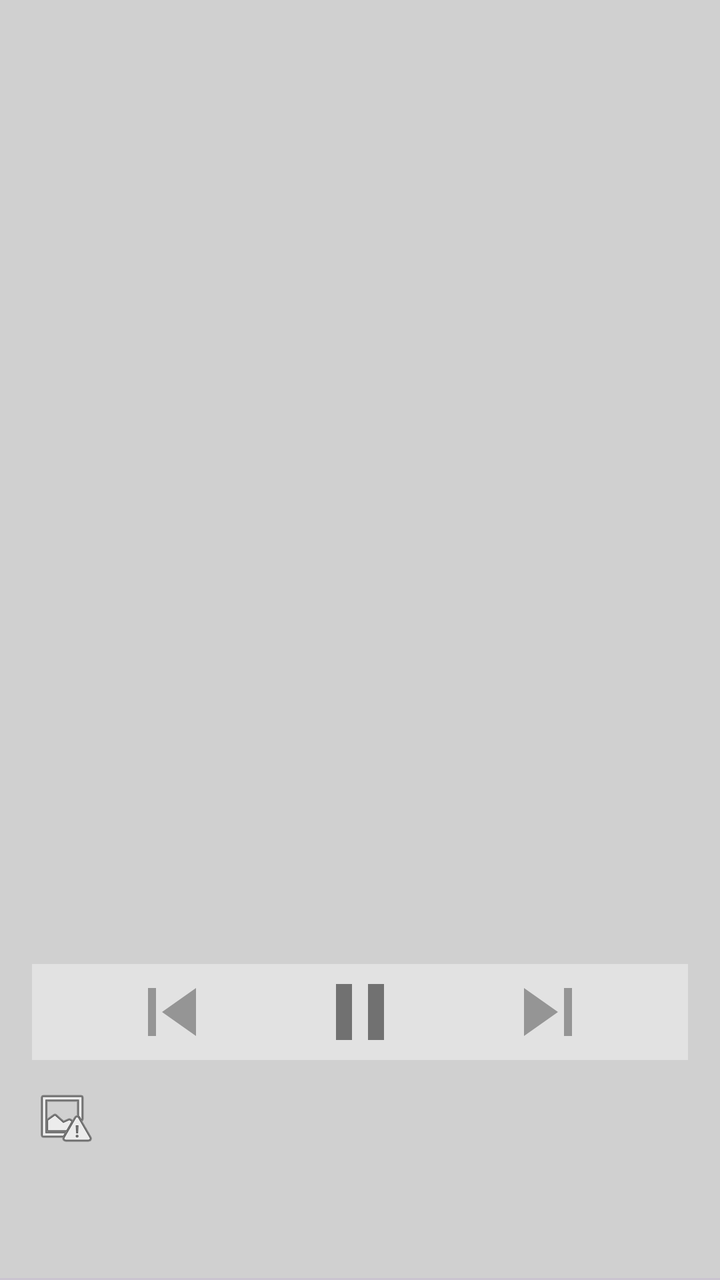
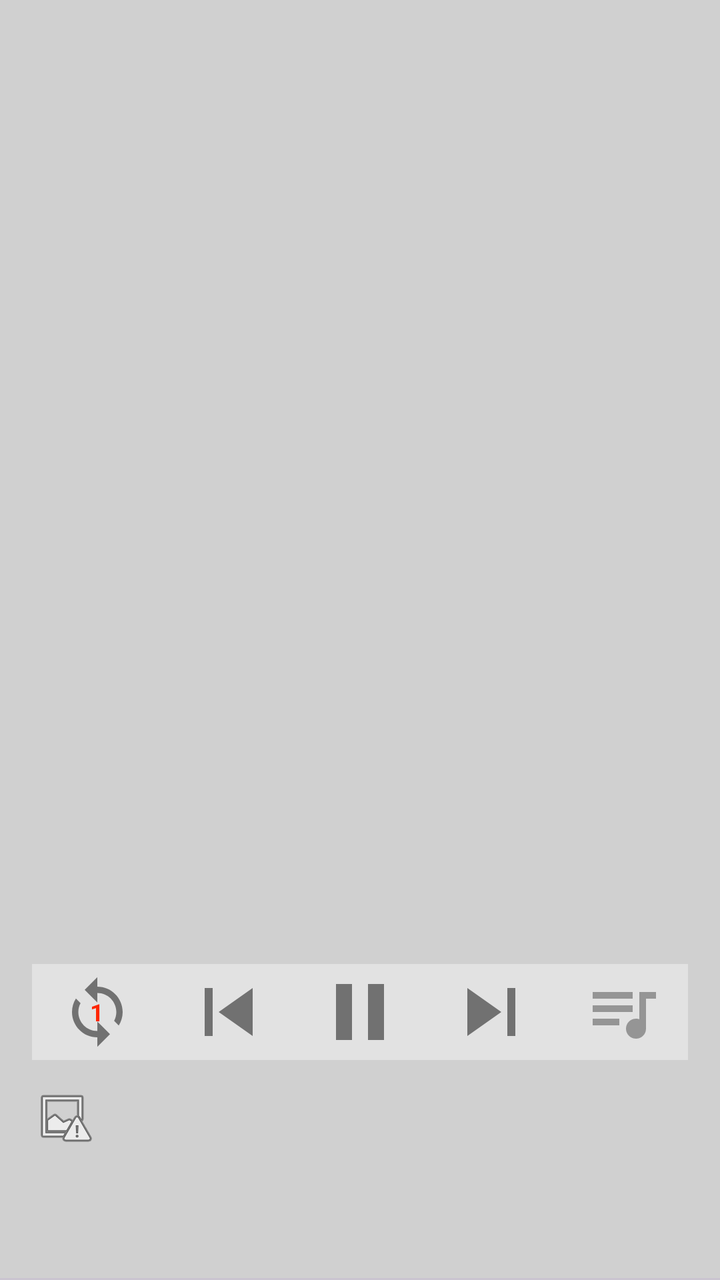

Before-and-after screenshots of an Android layout around one commit, followed by the original layout XML and the change that was made.
<!-- AndroidManifest.xml: application theme Theme.AudioMixer -->
<!-- res/layout/activity_main.xml -->
<?xml version="1.0" encoding="utf-8"?>
<androidx.constraintlayout.widget.ConstraintLayout xmlns:android="http://schemas.android.com/apk/res/android"
    xmlns:app="http://schemas.android.com/apk/res-auto"
    xmlns:tools="http://schemas.android.com/tools"
    android:id="@+id/main"
    style="bold"
    android:layout_width="match_parent"
    android:layout_height="match_parent"
    android:background="@color/menuBar"
    tools:context=".activities.MainActivity">

    <androidx.viewpager2.widget.ViewPager2
        android:id="@+id/viewPager"
        android:layout_width="0dp"
        android:layout_height="0dp"
        app:layout_constraintBottom_toTopOf="@+id/tabLayout"
        app:layout_constraintEnd_toEndOf="parent"
        app:layout_constraintHorizontal_bias="1.0"
        app:layout_constraintStart_toStartOf="parent"
        app:layout_constraintTop_toTopOf="parent"
        app:layout_constraintVertical_bias="0.0">

    </androidx.viewpager2.widget.ViewPager2>

    <com.google.android.material.tabs.TabLayout
        android:id="@+id/tabLayout"
        android:layout_width="409dp"
        android:layout_height="wrap_content"
        app:layout_constraintBottom_toBottomOf="parent"
        app:layout_constraintEnd_toEndOf="parent"
        app:layout_constraintStart_toStartOf="parent" />

    <androidx.constraintlayout.widget.ConstraintLayout
        android:id="@+id/songPlayer"
        android:layout_width="0dp"
        android:layout_height="wrap_content"
        android:layout_marginBottom="8dp"
        app:layout_constraintBottom_toBottomOf="@+id/viewPager"
        app:layout_constraintEnd_toEndOf="@+id/viewPager"
        app:layout_constraintStart_toStartOf="parent">

        <LinearLayout
            android:id="@+id/toolbarPanel"
            android:layout_width="0dp"
            android:layout_height="48dp"
            android:layout_marginStart="8dp"
            android:layout_marginEnd="8dp"
            android:layout_marginBottom="4dp"
            android:background="@color/secondaryMenuBar"
            android:orientation="horizontal"
            app:layout_constraintBottom_toTopOf="@+id/songPanel"
            app:layout_constraintEnd_toEndOf="@+id/songPanel"
            app:layout_constraintStart_toStartOf="@+id/songPanel">

            <ImageButton
                android:id="@+id/panelSkipPreviousButton"
                android:layout_width="wrap_content"
                android:layout_height="wrap_content"
                android:layout_weight="1"
                android:background="#00FFFFFF"
                android:contentDescription="@string/skip_previous_button"
                app:srcCompat="@drawable/skip_previous" />

            <ImageButton
                android:id="@+id/panelPauseButton"
                android:layout_width="wrap_content"
                android:layout_height="wrap_content"
                android:background="#00FFFFFF"
                android:contentDescription="@string/pause_button"
                app:srcCompat="@drawable/pause"
                app:tint="@color/secondaryText" />

            <ImageButton
                android:id="@+id/panelSkipNextButton"
                android:layout_width="wrap_content"
                android:layout_height="wrap_content"
                android:layout_weight="1"
                android:background="#00FFFFFF"
                android:contentDescription="@string/skip_next_button"
                app:srcCompat="@drawable/skip_next" />

        </LinearLayout>

        <androidx.constraintlayout.widget.ConstraintLayout
            android:id="@+id/songPanel"
            android:layout_width="0dp"
            android:layout_height="50dp"
            android:layout_gravity="bottom"
            android:layout_marginStart="8dp"
            android:layout_marginEnd="8dp"
            android:background="@color/menuBar"
            app:layout_constraintBottom_toBottomOf="parent"
            app:layout_constraintEnd_toEndOf="parent"
            app:layout_constraintStart_toStartOf="parent">

            <androidx.constraintlayout.widget.ConstraintLayout
                android:layout_width="wrap_content"
                android:layout_height="wrap_content"
                android:layout_marginEnd="8dp"
                app:layout_constraintBottom_toBottomOf="parent"
                app:layout_constraintEnd_toEndOf="parent"
                app:layout_constraintTop_toTopOf="parent">

                <TextView
                    android:id="@+id/panelSongCurrentTime"
                    android:layout_width="wrap_content"
                    android:layout_height="wrap_content"
                    app:layout_constraintBottom_toBottomOf="parent"
                    app:layout_constraintStart_toStartOf="parent"
                    app:layout_constraintTop_toTopOf="parent" />

                <TextView
                    android:id="@+id/panelSongDuration"
                    android:layout_width="wrap_content"
                    android:layout_height="wrap_content"
                    app:layout_constraintBottom_toBottomOf="parent"
                    app:layout_constraintStart_toEndOf="@+id/panelSongCurrentTime"
                    app:layout_constraintTop_toTopOf="parent" />
            </androidx.constraintlayout.widget.ConstraintLayout>

            <androidx.constraintlayout.widget.ConstraintLayout
                android:id="@+id/constraintLayout3"
                android:layout_width="wrap_content"
                android:layout_height="wrap_content"
                android:layout_marginStart="4dp"
                app:layout_constraintBottom_toBottomOf="parent"
                app:layout_constraintStart_toEndOf="@+id/imageView"
                app:layout_constraintTop_toTopOf="parent">

                <TextView
                    android:id="@+id/panelSongTitle"
                    android:layout_width="wrap_content"
                    android:layout_height="wrap_content"
                    android:textSize="16sp"
                    android:textStyle="bold"
                    app:layout_constraintStart_toStartOf="parent"
                    app:layout_constraintTop_toTopOf="parent" />

                <TextView
                    android:id="@+id/panelSongInfo"
                    android:layout_width="wrap_content"
                    android:layout_height="wrap_content"
                    android:textSize="12sp"
                    app:layout_constraintStart_toStartOf="parent"
                    app:layout_constraintTop_toBottomOf="@+id/panelSongTitle" />
            </androidx.constraintlayout.widget.ConstraintLayout>

            <ImageView
                android:id="@+id/imageView"
                android:layout_width="wrap_content"
                android:layout_height="wrap_content"
                android:layout_marginStart="8dp"
                app:layout_constraintBottom_toBottomOf="parent"
                app:layout_constraintStart_toStartOf="parent"
                app:layout_constraintTop_toTopOf="parent"
                app:srcCompat="@android:drawable/ic_menu_report_image" />

        </androidx.constraintlayout.widget.ConstraintLayout>

        <SeekBar
            android:id="@+id/songPositionSeekBar"
            android:layout_width="0dp"
            android:layout_height="wrap_content"
            android:layout_marginBottom="-8dp"
            android:padding="0dp"
            android:paddingStart="0dp"
            android:paddingEnd="0dp"
            android:progressBackgroundTint="@android:color/transparent"
            android:thumb="@drawable/invisible_thumb"
            android:thumbTint="?attr/colorPrimary"
            app:layout_constraintBottom_toTopOf="@+id/songPanel"
            app:layout_constraintEnd_toEndOf="@+id/songPanel"
            app:layout_constraintStart_toStartOf="@+id/songPanel" />
    </androidx.constraintlayout.widget.ConstraintLayout>

</androidx.constraintlayout.widget.ConstraintLayout>
<!-- resources referenced by this layout -->
<resources>
  <color name="menuBar">#D0D0D0</color>
  <color name="secondaryMenuBar">#E2E2E2</color>
  <color name="secondaryText">#717171</color>
  <!-- drawable invisible_thumb (drawable) -->
  <vector xmlns:android="http://schemas.android.com/apk/res/android" android:height="16dp" android:tint="#959595" android:alpha="0" android:viewportHeight="24" android:viewportWidth="24" android:width="1dp">
        
      <path android:fillColor="@android:color/white" android:pathData="M12,2C6.47,2 2,6.47 2,12s4.47,10 10,10 10,-4.47 10,-10S17.53,2 12,2z"/>
      
  </vector>
  <!-- drawable pause (drawable) -->
  <vector xmlns:android="http://schemas.android.com/apk/res/android" android:height="48dp" android:tint="#959595" android:viewportHeight="24" android:viewportWidth="24" android:width="48dp">
        
      <path android:fillColor="@android:color/white" android:pathData="M6,19h4L10,5L6,5v14zM14,5v14h4L18,5h-4z"/>
      
  </vector>
  <!-- drawable skip_next (drawable) -->
  <vector xmlns:android="http://schemas.android.com/apk/res/android" android:height="48dp" android:tint="#959595" android:viewportHeight="24" android:viewportWidth="24" android:width="48dp">
        
      <path android:fillColor="@android:color/white" android:pathData="M6,18l8.5,-6L6,6v12zM16,6v12h2V6h-2z"/>
      
  </vector>
  <!-- drawable skip_previous (drawable) -->
  <vector xmlns:android="http://schemas.android.com/apk/res/android" android:height="48dp" android:tint="#959595" android:viewportHeight="24" android:viewportWidth="24" android:width="48dp">
        
      <path android:fillColor="@android:color/white" android:pathData="M6,6h2v12L6,18zM9.5,12l8.5,6L18,6z"/>
      
  </vector>
  <string name="pause_button">Pause</string>
  <string name="skip_next_button">Skip to next song</string>
  <string name="skip_previous_button">Skip to previous song</string>
  <style name="Theme.AudioMixer" parent="Base.Theme.AudioMixer" />
  <style name="Base.Theme.AudioMixer" parent="Theme.Material3.DayNight.NoActionBar">
          
          
          <item name="android:colorBackground">@color/background</item>
          <item name="android:textColorPrimary">@color/text</item>
          <item name="android:textColorSecondary">@color/secondaryText</item>
          <item name="colorSurface">@color/menuBar</item>
          <item name="colorSurfaceVariant">@color/secondaryMenuBar</item>
          <item name="colorPrimary">@color/primary</item>
          <item name="colorSecondary">@color/secondary</item>
      </style>
  <color name="background">#F7F7F7</color>
  <color name="text">#262626</color>
  <color name="primary">#FF2600</color>
  <color name="secondary">#D52F00</color>
</resources>

<!-- the commit's change to res/layout/activity_main.xml (unified diff, before → after) -->
@@ -52,6 +52,33 @@
             app:layout_constraintEnd_toEndOf="@+id/songPanel"
             app:layout_constraintStart_toStartOf="@+id/songPanel">
 
+            <FrameLayout
+                android:id="@+id/panelLoopButton"
+                android:layout_width="wrap_content"
+                android:layout_height="match_parent"
+                android:layout_weight="1">
+
+                <ImageView
+                    android:id="@+id/loopIcon"
+                    android:layout_width="wrap_content"
+                    android:layout_height="match_parent"
+                    android:layout_gravity="center_horizontal"
+                    android:paddingTop="5dp"
+                    android:paddingBottom="5dp"
+                    app:srcCompat="@drawable/loop"
+                    app:tint="@color/secondaryText" />
+
+                <TextView
+                    android:id="@+id/loopText"
+                    android:layout_width="wrap_content"
+                    android:layout_height="wrap_content"
+                    android:layout_gravity="center_horizontal|center_vertical"
+                    android:text="@string/loop_text"
+                    android:textColor="?attr/colorPrimary"
+                    android:textSize="12sp"
+                    android:textStyle="bold" />
+            </FrameLayout>
+
             <ImageButton
                 android:id="@+id/panelSkipPreviousButton"
                 android:layout_width="wrap_content"
@@ -59,12 +86,14 @@
                 android:layout_weight="1"
                 android:background="#00FFFFFF"
                 android:contentDescription="@string/skip_previous_button"
-                app:srcCompat="@drawable/skip_previous" />
+                app:srcCompat="@drawable/skip_previous"
+                app:tint="@color/secondaryText"/>
 
             <ImageButton
                 android:id="@+id/panelPauseButton"
                 android:layout_width="wrap_content"
                 android:layout_height="wrap_content"
+                android:layout_weight="1"
                 android:background="#00FFFFFF"
                 android:contentDescription="@string/pause_button"
                 app:srcCompat="@drawable/pause"
@@ -77,7 +106,17 @@
                 android:layout_weight="1"
                 android:background="#00FFFFFF"
                 android:contentDescription="@string/skip_next_button"
-                app:srcCompat="@drawable/skip_next" />
+                app:srcCompat="@drawable/skip_next"
+                app:tint="@color/secondaryText"/>
+
+            <ImageView
+                android:id="@+id/imageView3"
+                android:layout_width="wrap_content"
+                android:layout_height="wrap_content"
+                android:layout_weight="1"
+                android:paddingTop="4dp"
+                android:paddingBottom="4dp"
+                app:srcCompat="@drawable/queue" />
 
         </LinearLayout>
 
<!-- resource entries referenced after the edit -->
@@ -9,10 +9,22 @@
       <path android:fillColor="@android:color/white" android:pathData="M12,2C6.47,2 2,6.47 2,12s4.47,10 10,10 10,-4.47 10,-10S17.53,2 12,2z"/>
       
   </vector>
+  <!-- drawable loop (drawable) -->
+  <vector xmlns:android="http://schemas.android.com/apk/res/android" android:height="48dp" android:tint="#959595" android:viewportHeight="24" android:viewportWidth="24" android:width="48dp">
+        
+      <path android:fillColor="@android:color/white" android:pathData="M12,4L12,1L8,5l4,4L12,6c3.31,0 6,2.69 6,6 0,1.01 -0.25,1.97 -0.7,2.8l1.46,1.46C19.54,15.03 20,13.57 20,12c0,-4.42 -3.58,-8 -8,-8zM12,18c-3.31,0 -6,-2.69 -6,-6 0,-1.01 0.25,-1.97 0.7,-2.8L5.24,7.74C4.46,8.97 4,10.43 4,12c0,4.42 3.58,8 8,8v3l4,-4 -4,-4v3z"/>
+      
+  </vector>
   <!-- drawable pause (drawable) -->
   <vector xmlns:android="http://schemas.android.com/apk/res/android" android:height="48dp" android:tint="#959595" android:viewportHeight="24" android:viewportWidth="24" android:width="48dp">
         
       <path android:fillColor="@android:color/white" android:pathData="M6,19h4L10,5L6,5v14zM14,5v14h4L18,5h-4z"/>
+      
+  </vector>
+  <!-- drawable queue (drawable) -->
+  <vector xmlns:android="http://schemas.android.com/apk/res/android" android:autoMirrored="true" android:height="48dp" android:tint="#959595" android:viewportHeight="960" android:viewportWidth="960" android:width="48dp">
+        
+      <path android:fillColor="@android:color/white" android:pathData="M640,800Q590,800 555,765Q520,730 520,680Q520,630 555,595Q590,560 640,560Q651,560 661,561.5Q671,563 680,568L680,240L880,240L880,320L760,320L760,680Q760,730 725,765Q690,800 640,800ZM120,640L120,560L440,560L440,640L120,640ZM120,480L120,400L600,400L600,480L120,480ZM120,320L120,240L600,240L600,320L120,320Z"/>
       
   </vector>
   <!-- drawable skip_next (drawable) -->
@@ -27,6 +39,7 @@
       <path android:fillColor="@android:color/white" android:pathData="M6,6h2v12L6,18zM9.5,12l8.5,6L18,6z"/>
       
   </vector>
+  <string name="loop_text">1</string>
   <string name="pause_button">Pause</string>
   <string name="skip_next_button">Skip to next song</string>
   <string name="skip_previous_button">Skip to previous song</string>
